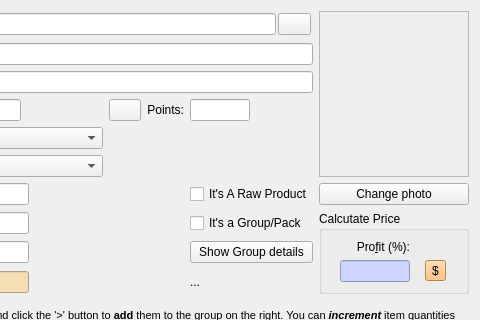
Before: the Qt Designer form squeeze/src/ui/producteditor.ui in miguelchavez/lemonpos, drawn with Qt 5; both pictures show x 186 to 666 and y 0 to 320 of the 666 by 650 pixel window.
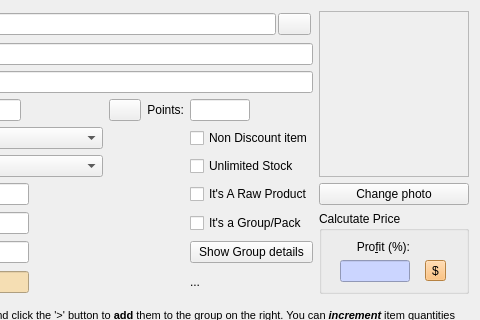
After: the same form once the commit is applied.

Commit message: Adding support for unlimitedStock and Non discountable items in the product Editor.

```diff
--- a/squeeze/src/ui/producteditor.ui
+++ b/squeeze/src/ui/producteditor.ui
@@ -1275,6 +1275,20 @@
      </property>
     </widget>
    </item>
+   <item row="5" column="4">
+    <widget class="QCheckBox" name="chUnlimitedStock">
+     <property name="text">
+      <string>Unlimited Stock</string>
+     </property>
+    </widget>
+   </item>
+   <item row="4" column="4">
+    <widget class="QCheckBox" name="chNotDiscountable">
+     <property name="text">
+      <string>Non Discount item</string>
+     </property>
+    </widget>
+   </item>
   </layout>
  </widget>
  <tabstops>
```
